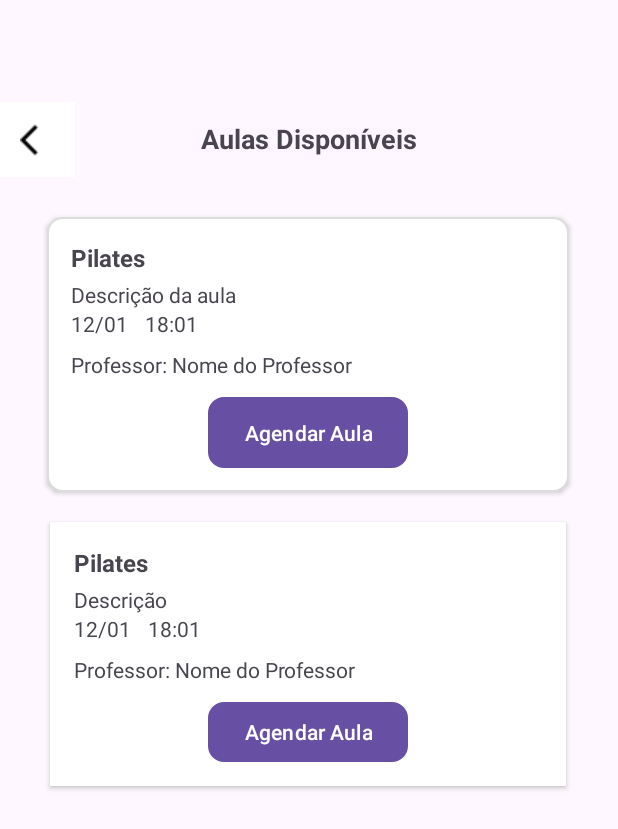
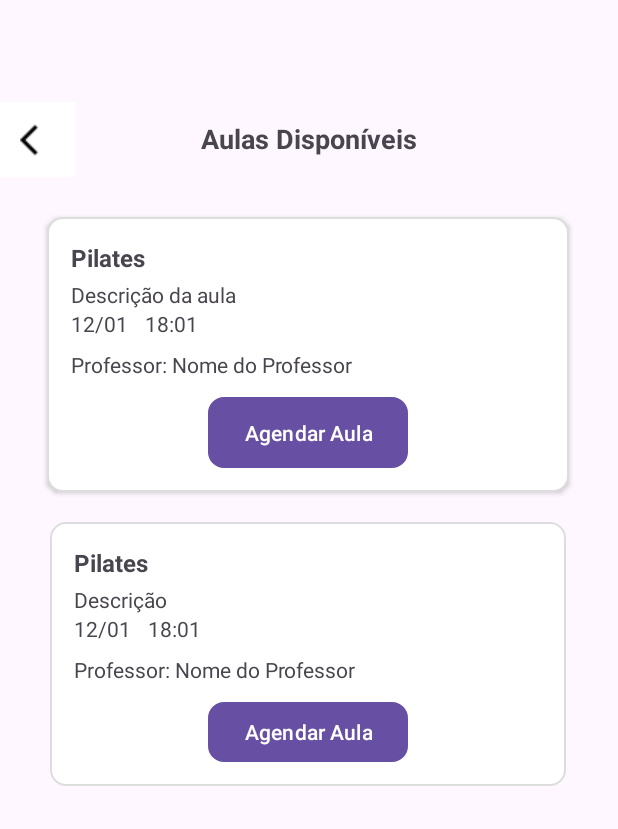
Before and after one commit to afgcor/uniforte, an Android app: the AulasDisponiveisActivity screen opened directly, with no data from a screen before it, on a phone screen of 412 x 824 dp. Shown: the top 829 px of the screen. Run offline under Robolectric (Android 15) with nearby library versions, the phone set to English and light mode, and no system bars.

Commit message:
adicionando borda aos cards

```diff
--- a/app/src/main/res/layout/activity_aulas_disponiveis.xml
+++ b/app/src/main/res/layout/activity_aulas_disponiveis.xml
@@ -112,9 +112,9 @@
         android:layout_width="344dp"
         android:layout_height="176dp"
         android:layout_marginTop="20dp"
-        android:background="#FFFFFF"
         android:elevation="2dp"
         android:orientation="vertical"
+        android:background="@drawable/rounded_card"
         android:padding="16dp"
         app:layout_constraintEnd_toEndOf="parent"
         app:layout_constraintHorizontal_bias="0.492"
```
